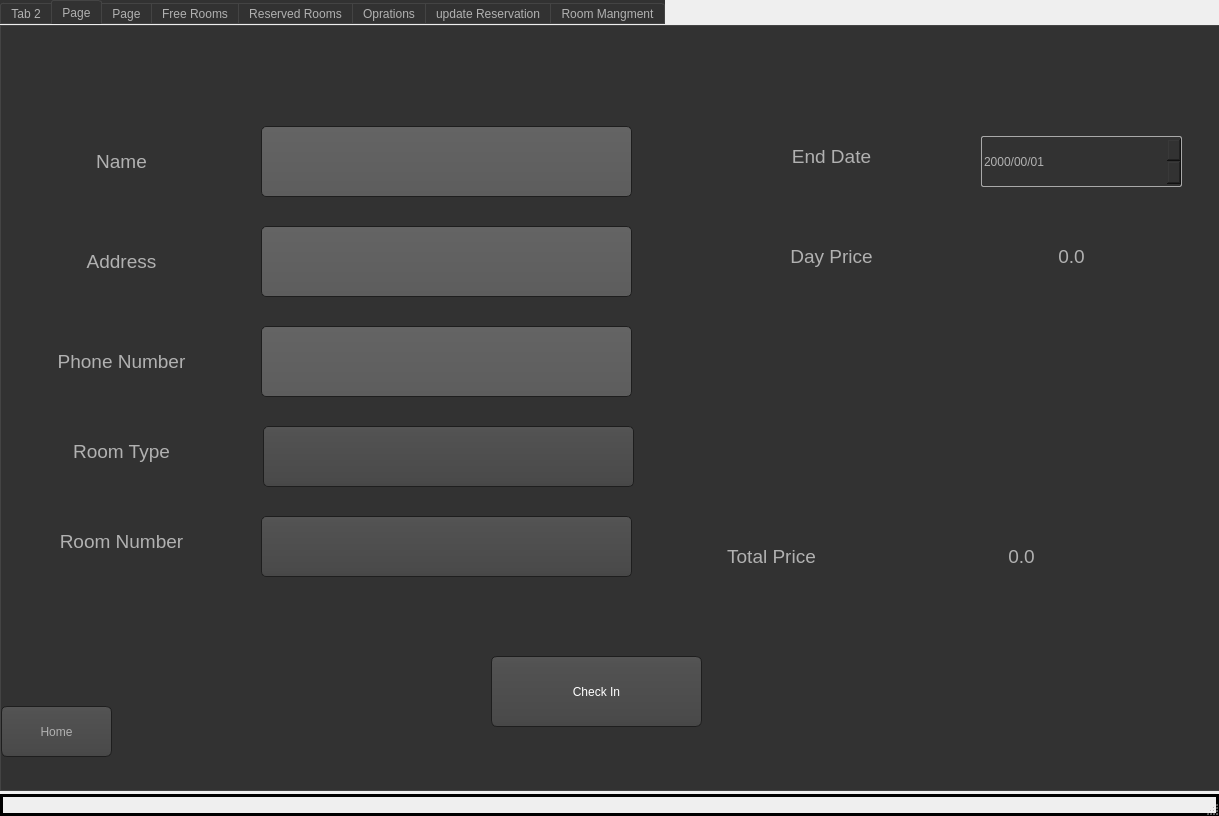
This is main.ui in akhil775/Hotel-Mangement-System as Qt 5 draws it before an edit. The edited form follows.
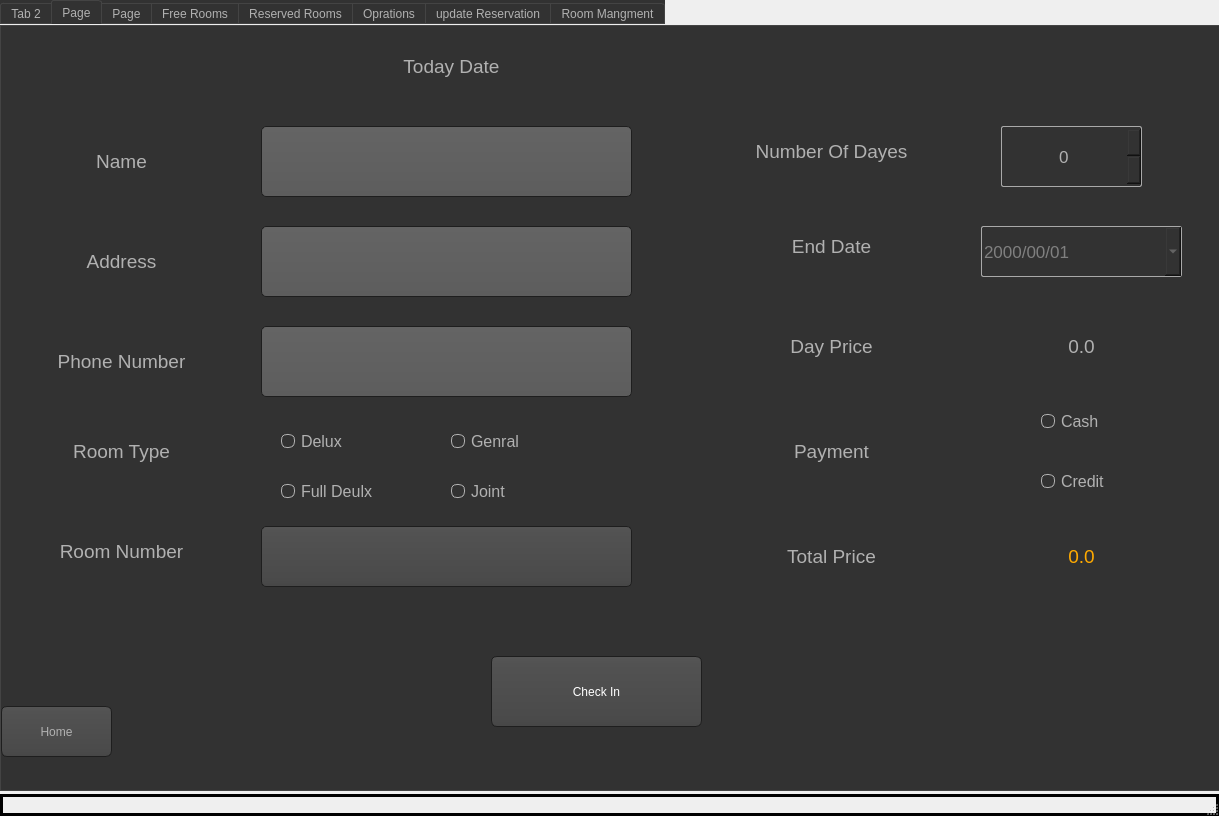
This is the edited form. The open tabs and pages were chosen to show the change. Icons and pictures are not drawn.

Commit message: handel check in , check out , history tab

```diff
--- a/main.ui
+++ b/main.ui
@@ -10,6 +10,11 @@
     <height>816</height>
    </rect>
   </property>
+  <property name="font">
+   <font>
+    <pointsize>12</pointsize>
+   </font>
+  </property>
   <property name="windowTitle">
    <string>MainWindow</string>
   </property>
@@ -206,16 +211,8 @@
      image: url(:/dark_orange/img/down_arrow.png);
 }
 
-QGroupBox
-{
-    border: 1px solid darkgray;
-    margin-top: 10px;
-}
 
-QGroupBox:focus
-{
-    border: 1px solid darkgray;
-}
+
 
 QTextEdit:focus
 {
@@ -911,39 +908,50 @@
         <height>71</height>
        </rect>
       </property>
-     </widget>
-     <widget class="QComboBox" name="comboBox">
-      <property name="geometry">
-       <rect>
-        <x>262</x>
-        <y>400</y>
-        <width>371</width>
-        <height>61</height>
-       </rect>
+      <property name="font">
+       <font>
+        <pointsize>13</pointsize>
+       </font>
       </property>
      </widget>
      <widget class="QComboBox" name="comboBox_2">
       <property name="geometry">
        <rect>
         <x>260</x>
-        <y>490</y>
+        <y>500</y>
         <width>371</width>
         <height>61</height>
        </rect>
       </property>
+      <property name="font">
+       <font>
+        <pointsize>13</pointsize>
+       </font>
+      </property>
      </widget>
      <widget class="QDateEdit" name="dateEdit">
+      <property name="enabled">
+       <bool>false</bool>
+      </property>
       <property name="geometry">
        <rect>
         <x>980</x>
-        <y>110</y>
+        <y>200</y>
         <width>201</width>
         <height>51</height>
        </rect>
       </property>
+      <property name="font">
+       <font>
+        <pointsize>13</pointsize>
+       </font>
+      </property>
       <property name="displayFormat">
        <string notr="true">yyyy/mm/dd</string>
       </property>
+      <property name="calendarPopup">
+       <bool>true</bool>
+      </property>
      </widget>
      <widget class="QLabel" name="label">
       <property name="geometry">
@@ -1033,7 +1041,7 @@
       <property name="geometry">
        <rect>
         <x>30</x>
-        <y>480</y>
+        <y>490</y>
         <width>181</width>
         <height>71</height>
        </rect>
@@ -1054,7 +1062,7 @@
       <property name="geometry">
        <rect>
         <x>740</x>
-        <y>100</y>
+        <y>190</y>
         <width>181</width>
         <height>61</height>
        </rect>
@@ -1075,7 +1083,7 @@
       <property name="geometry">
        <rect>
         <x>740</x>
-        <y>200</y>
+        <y>290</y>
         <width>181</width>
         <height>61</height>
        </rect>
@@ -1095,7 +1103,7 @@
      <widget class="QLabel" name="label_36">
       <property name="geometry">
        <rect>
-        <x>680</x>
+        <x>740</x>
         <y>500</y>
         <width>181</width>
         <height>61</height>
@@ -1116,7 +1124,7 @@
      <widget class="QLabel" name="label_37">
       <property name="geometry">
        <rect>
-        <x>930</x>
+        <x>990</x>
         <y>500</y>
         <width>181</width>
         <height>61</height>
@@ -1124,9 +1132,20 @@
       </property>
       <property name="font">
        <font>
+        <family>MS Shell Dlg 2</family>
         <pointsize>14</pointsize>
+        <weight>50</weight>
+        <italic>false</italic>
+        <bold>false</bold>
        </font>
       </property>
+      <property name="styleSheet">
+       <string notr="true">QLabel
+{
+font: 14pt &quot;MS Shell Dlg 2&quot;;
+color : rgb(255, 170, 0)
+}</string>
+      </property>
       <property name="text">
        <string>0.0</string>
       </property>
@@ -1137,8 +1156,8 @@
      <widget class="QLabel" name="label_38">
       <property name="geometry">
        <rect>
-        <x>980</x>
-        <y>200</y>
+        <x>990</x>
+        <y>290</y>
         <width>181</width>
         <height>61</height>
        </rect>
@@ -1195,6 +1214,232 @@
        <string>Home</string>
       </property>
      </widget>
+     <widget class="QRadioButton" name="radioButton_3">
+      <property name="geometry">
+       <rect>
+        <x>280</x>
+        <y>400</y>
+        <width>131</width>
+        <height>31</height>
+       </rect>
+      </property>
+      <property name="font">
+       <font>
+        <pointsize>12</pointsize>
+       </font>
+      </property>
+      <property name="text">
+       <string>Delux</string>
+      </property>
+     </widget>
+     <widget class="QRadioButton" name="radioButton_4">
+      <property name="geometry">
+       <rect>
+        <x>280</x>
+        <y>450</y>
+        <width>131</width>
+        <height>31</height>
+       </rect>
+      </property>
+      <property name="font">
+       <font>
+        <pointsize>12</pointsize>
+       </font>
+      </property>
+      <property name="text">
+       <string>Full Deulx</string>
+      </property>
+     </widget>
+     <widget class="QRadioButton" name="radioButton_5">
+      <property name="geometry">
+       <rect>
+        <x>450</x>
+        <y>400</y>
+        <width>131</width>
+        <height>31</height>
+       </rect>
+      </property>
+      <property name="font">
+       <font>
+        <pointsize>12</pointsize>
+       </font>
+      </property>
+      <property name="text">
+       <string>Genral</string>
+      </property>
+     </widget>
+     <widget class="QRadioButton" name="radioButton_6">
+      <property name="geometry">
+       <rect>
+        <x>450</x>
+        <y>450</y>
+        <width>131</width>
+        <height>31</height>
+       </rect>
+      </property>
+      <property name="font">
+       <font>
+        <pointsize>12</pointsize>
+       </font>
+      </property>
+      <property name="text">
+       <string>Joint</string>
+      </property>
+     </widget>
+     <widget class="QLabel" name="label_25">
+      <property name="geometry">
+       <rect>
+        <x>740</x>
+        <y>390</y>
+        <width>181</width>
+        <height>71</height>
+       </rect>
+      </property>
+      <property name="font">
+       <font>
+        <pointsize>14</pointsize>
+       </font>
+      </property>
+      <property name="text">
+       <string>Payment</string>
+      </property>
+      <property name="alignment">
+       <set>Qt::AlignCenter</set>
+      </property>
+     </widget>
+     <widget class="QLabel" name="label_26">
+      <property name="geometry">
+       <rect>
+        <x>740</x>
+        <y>90</y>
+        <width>181</width>
+        <height>71</height>
+       </rect>
+      </property>
+      <property name="font">
+       <font>
+        <pointsize>14</pointsize>
+       </font>
+      </property>
+      <property name="text">
+       <string>Number Of Dayes</string>
+      </property>
+      <property name="alignment">
+       <set>Qt::AlignCenter</set>
+      </property>
+     </widget>
+     <widget class="QSpinBox" name="spinBox">
+      <property name="geometry">
+       <rect>
+        <x>1000</x>
+        <y>100</y>
+        <width>141</width>
+        <height>61</height>
+       </rect>
+      </property>
+      <property name="font">
+       <font>
+        <pointsize>13</pointsize>
+       </font>
+      </property>
+      <property name="alignment">
+       <set>Qt::AlignCenter</set>
+      </property>
+     </widget>
+     <widget class="QLabel" name="label_39">
+      <property name="geometry">
+       <rect>
+        <x>360</x>
+        <y>20</y>
+        <width>181</width>
+        <height>41</height>
+       </rect>
+      </property>
+      <property name="font">
+       <font>
+        <pointsize>14</pointsize>
+       </font>
+      </property>
+      <property name="text">
+       <string>Today Date</string>
+      </property>
+      <property name="alignment">
+       <set>Qt::AlignCenter</set>
+      </property>
+     </widget>
+     <widget class="QLabel" name="label_40">
+      <property name="geometry">
+       <rect>
+        <x>550</x>
+        <y>20</y>
+        <width>191</width>
+        <height>41</height>
+       </rect>
+      </property>
+      <property name="font">
+       <font>
+        <pointsize>14</pointsize>
+       </font>
+      </property>
+      <property name="text">
+       <string/>
+      </property>
+      <property name="alignment">
+       <set>Qt::AlignCenter</set>
+      </property>
+     </widget>
+     <widget class="QGroupBox" name="groupBox_2">
+      <property name="geometry">
+       <rect>
+        <x>970</x>
+        <y>360</y>
+        <width>211</width>
+        <height>121</height>
+       </rect>
+      </property>
+      <property name="styleSheet">
+       <string notr="true">border:none ; </string>
+      </property>
+      <property name="title">
+       <string/>
+      </property>
+      <widget class="QRadioButton" name="radioButton_7">
+       <property name="geometry">
+        <rect>
+         <x>70</x>
+         <y>80</y>
+         <width>131</width>
+         <height>31</height>
+        </rect>
+       </property>
+       <property name="font">
+        <font>
+         <pointsize>12</pointsize>
+        </font>
+       </property>
+       <property name="text">
+        <string>Credit</string>
+       </property>
+      </widget>
+      <widget class="QRadioButton" name="radioButton_8">
+       <property name="geometry">
+        <rect>
+         <x>70</x>
+         <y>20</y>
+         <width>131</width>
+         <height>31</height>
+        </rect>
+       </property>
+       <property name="font">
+        <font>
+         <pointsize>12</pointsize>
+        </font>
+       </property>
+       <property name="text">
+        <string>Cash</string>
+       </property>
+      </widget>
+     </widget>
     </widget>
     <widget class="QWidget" name="tab_13">
      <attribute name="title">
```
Left out of the diff: 174 changed lines with no effect on the pictures. The commit also changes 3 other files.
